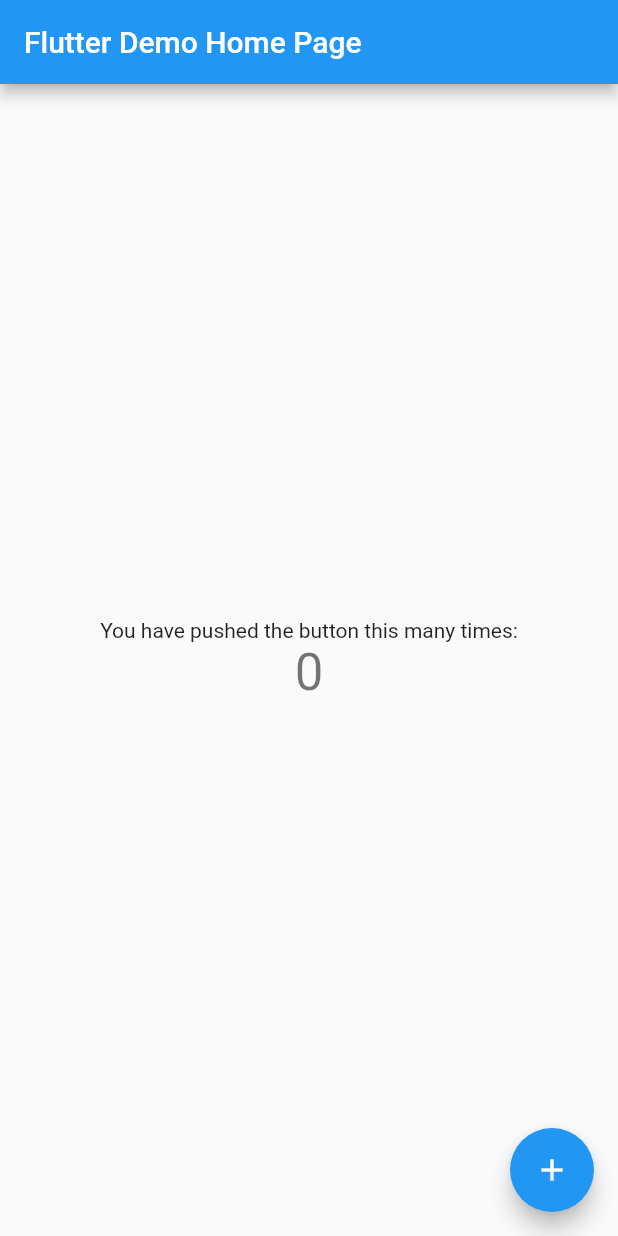
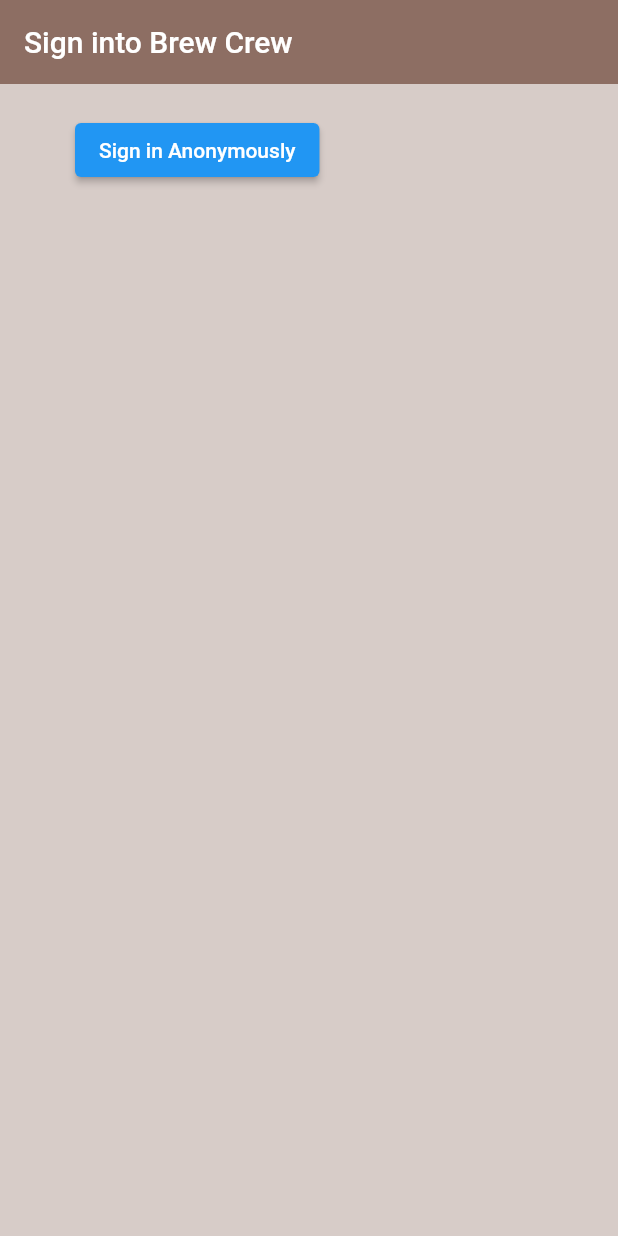
Before and after one commit to hieugia3030/My_learning_project, a Flutter app: the screen it shows after launch, on a phone screen of 412 x 824 dp. Run offline on Flutter 3.47's test engine with Material 2 defaults, Android fonts, the phone set to English and light mode, and no system bars; our stand-ins replace circular_countdown_timer, firebase_auth, flutter_spinkit, timer_builder; accounts and stored records are empty.

Commit message:
update the brew crew with new sign in page
have issues on the version of the dependencies, settings.graddle,
If you have this issues again, follow this link: https://github.com/FirebaseExtended/flutterfire/issues/3876

```diff
--- a/brew_crew/lib/main.dart
+++ b/brew_crew/lib/main.dart
@@ -1,3 +1,4 @@
+import 'package:brew_crew/screens/wrapper.dart';
 import 'package:flutter/material.dart';
 
 void main() {
@@ -9,105 +10,7 @@ class MyApp extends StatelessWidget {
   @override
   Widget build(BuildContext context) {
     return MaterialApp(
-      title: 'Flutter Demo',
-      theme: ThemeData(
-        // This is the theme of your application.
-        //
-        // Try running your application with "flutter run". You'll see the
-        // application has a blue toolbar. Then, without quitting the app, try
-        // changing the primarySwatch below to Colors.green and then invoke
-        // "hot reload" (press "r" in the console where you ran "flutter run",
-        // or simply save your changes to "hot reload" in a Flutter IDE).
-        // Notice that the counter didn't reset back to zero; the application
-        // is not restarted.
-        primarySwatch: Colors.blue,
-      ),
-      home: MyHomePage(title: 'Flutter Demo Home Page'),
+  home: Wrapper(),
     );
   }
 }
-
-class MyHomePage extends StatefulWidget {
-  MyHomePage({Key key, this.title}) : super(key: key);
-
-  // This widget is the home page of your application. It is stateful, meaning
-  // that it has a State object (defined below) that contains fields that affect
-  // how it looks.
-
-  // This class is the configuration for the state. It holds the values (in this
-  // case the title) provided by the parent (in this case the App widget) and
-  // used by the build method of the State. Fields in a Widget subclass are
-  // always marked "final".
-
-  final String title;
-
-  @override
-  _MyHomePageState createState() => _MyHomePageState();
-}
-
-class _MyHomePageState extends State<MyHomePage> {
-  int _counter = 0;
-
-  void _incrementCounter() {
-    setState(() {
-      // This call to setState tells the Flutter framework that something has
-      // changed in this State, which causes it to rerun the build method below
-      // so that the display can reflect the updated values. If we changed
-      // _counter without calling setState(), then the build method would not be
-      // called again, and so nothing would appear to happen.
-      _counter++;
-    });
-  }
-
-  @override
-  Widget build(BuildContext context) {
-    // This method is rerun every time setState is called, for instance as done
-    // by the _incrementCounter method above.
-    //
-    // The Flutter framework has been optimized to make rerunning build methods
-    // fast, so that you can just rebuild anything that needs updating rather
-    // than having to individually change instances of widgets.
-    return Scaffold(
-      appBar: AppBar(
-        // Here we take the value from the MyHomePage object that was created by
-        // the App.build method, and use it to set our appbar title.
-        title: Text(widget.title),
-      ),
-      body: Center(
-        // Center is a layout widget. It takes a single child and positions it
-        // in the middle of the parent.
-        child: Column(
-          // Column is also a layout widget. It takes a list of children and
-          // arranges them vertically. By default, it sizes itself to fit its
-          // children horizontally, and tries to be as tall as its parent.
-          //
-          // Invoke "debug painting" (press "p" in the console, choose the
-          // "Toggle Debug Paint" action from the Flutter Inspector in Android
-          // Studio, or the "Toggle Debug Paint" command in Visual Studio Code)
-          // to see the wireframe for each widget.
-          //
-          // Column has various properties to control how it sizes itself and
-          // how it positions its children. Here we use mainAxisAlignment to
-          // center the children vertically; the main axis here is the vertical
-          // axis because Columns are vertical (the cross axis would be
-          // horizontal).
-          mainAxisAlignment: MainAxisAlignment.center,
-          children: <Widget>[
-            Text(
-              'You have pushed the button this many times:',
-            ),
-            Text(
-              '$_counter',
-              style: Theme.of(context).textTheme.headline4,
-            ),
-          ],
-        ),
-      ),
-      floatingActionButton: FloatingActionButton(
-        onPressed: _incrementCounter,
-        tooltip: 'Increment',
-        child: Icon(Icons.add),
-      ), // This trailing comma makes auto-formatting nicer for build methods.
-    );
-  }
-}
--- /dev/null
+++ b/brew_crew/lib/screens/authenticate/authenticate.dart
@@ -0,0 +1,18 @@
+import 'package:brew_crew/screens/authenticate/sign_in.dart';
+import 'package:flutter/material.dart';
+
+class Authenticate extends StatefulWidget {
+  const Authenticate({Key key}) : super(key: key);
+
+  @override
+  _AuthenticateState createState() => _AuthenticateState();
+}
+
+class _AuthenticateState extends State<Authenticate> {
+  @override
+  Widget build(BuildContext context) {
+    return Container(
+      child: SignIn(),
+    );
+  }
+}
--- /dev/null
+++ b/brew_crew/lib/screens/authenticate/sign_in.dart
@@ -0,0 +1,31 @@
+import 'package:flutter/material.dart';
+
+class SignIn extends StatefulWidget {
+  const SignIn({Key key}) : super(key: key);
+
+  @override
+  _SignInState createState() => _SignInState();
+}
+
+class _SignInState extends State<SignIn> {
+  @override
+  Widget build(BuildContext context) {
+    return Scaffold(
+      backgroundColor: Colors.brown[100],
+      appBar: AppBar(
+        backgroundColor: Colors.brown[400],
+        elevation: 0.0,
+        title: Text('Sign into Brew Crew'),
+      ),
+      body: Container(
+        padding: EdgeInsets.symmetric(vertical: 20, horizontal: 50),
+        child: ElevatedButton(
+          child: Text('Sign in Anonymously'),
+          onPressed: () async{
+
+          },
+        ),
+      ),
+    );
+  }
+}
--- /dev/null
+++ b/brew_crew/lib/screens/home/home.dart
@@ -0,0 +1,12 @@
+import 'package:flutter/material.dart';
+
+class Home extends StatelessWidget {
+  const Home({Key key}) : super(key: key);
+
+  @override
+  Widget build(BuildContext context) {
+    return Container(
+      child: Text('home'),
+    );
+  }
+}
--- /dev/null
+++ b/brew_crew/lib/screens/wrapper.dart
@@ -0,0 +1,15 @@
+import 'package:brew_crew/screens/authenticate/authenticate.dart';
+import 'package:brew_crew/screens/home/home.dart';
+import 'package:flutter/material.dart';
+
+
+class Wrapper extends StatelessWidget {
+  const Wrapper({Key key}) : super(key: key);
+
+  @override
+  Widget build(BuildContext context) {
+
+    // return Home or Authenticate depending on the user logged in or not
+    return Authenticate();
+  }
+}
--- /dev/null
+++ b/brew_crew/lib/services/auth.dart
@@ -0,0 +1,28 @@
+import 'package:firebase_auth/firebase_auth.dart';
+
+class AuthService{
+
+  final FirebaseAuth _auth = FirebaseAuth.instance;
+
+  // sign in anon
+  Future signInAnon() async{
+    try{
+      AuthResult result =   await  _auth.signInAnonymously();
+      FirebaseUser user = result.user;
+  return user;
+    } catch(e){
+      print(e.toString());
+      return null;
+    }
+  }
+
+  // sign in with email
+
+  // register in with email
+
+
+  // sign out
+
+
+
+}
--- a/brew_crew/pubspec.yaml
+++ b/brew_crew/pubspec.yaml
@@ -28,6 +28,9 @@ dependencies:
   # The following adds the Cupertino Icons font to your application.
   # Use with the CupertinoIcons class for iOS style icons.
   cupertino_icons: ^1.0.2
+  firebase_auth: ^0.14.0+5
+  cloud_firestore: ^0.12.9+4
+
 
 dev_dependencies:
   flutter_test:
```
Also changed, not shown: brew_crew/pubspec.lock, 1 other file.
